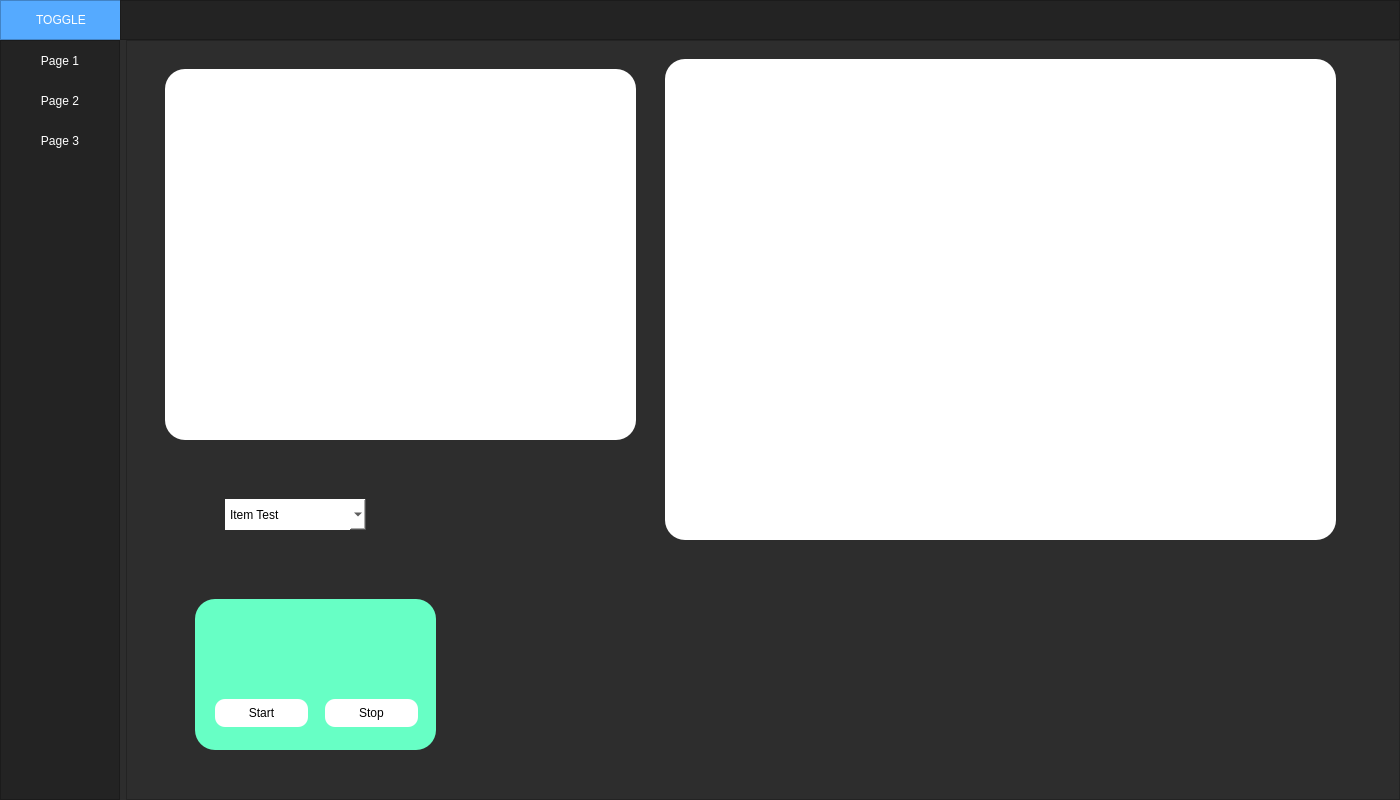
Before: the Qt Designer form ui_main.ui in Valdera/pyQT-RealTimePlotting, drawn with Qt 5.
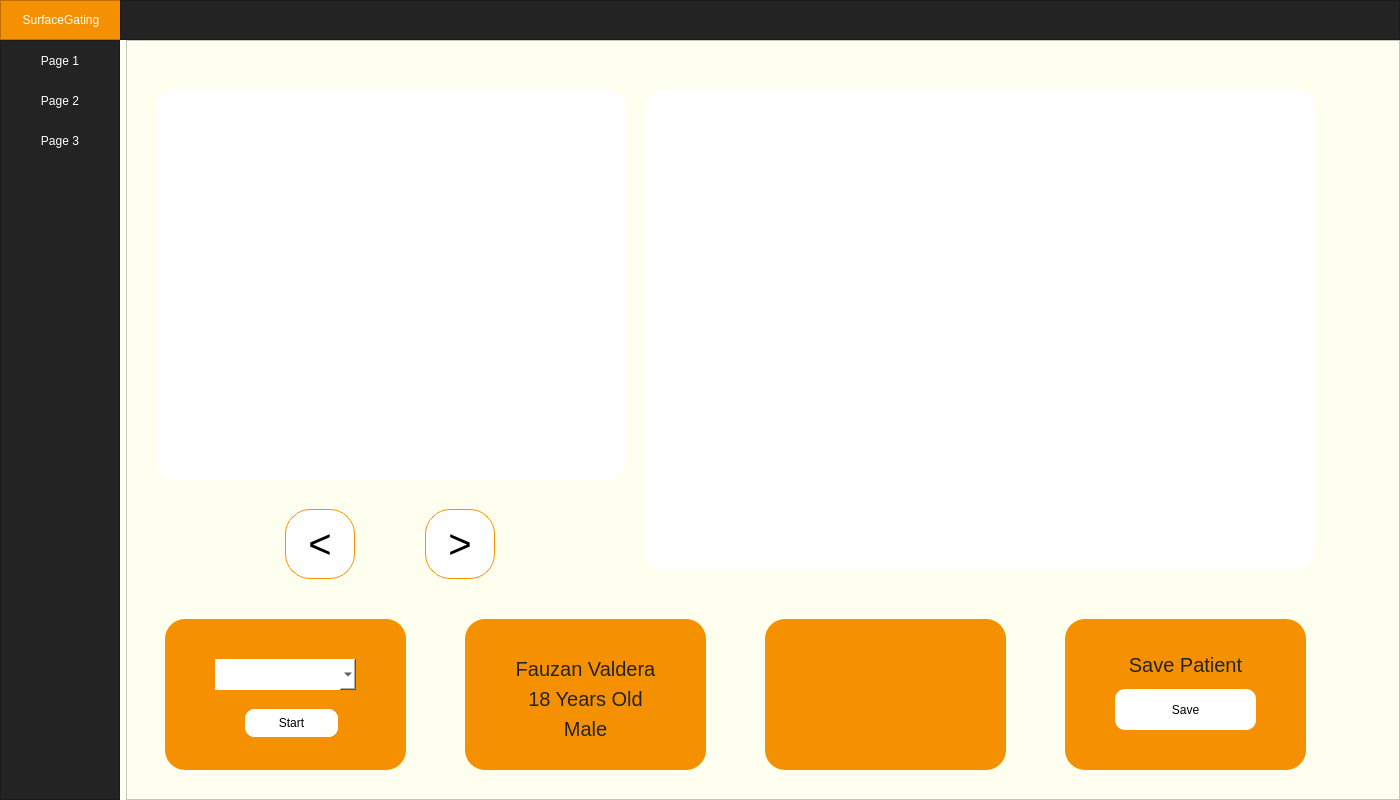
After: the same form once the commit is applied. The open tabs and pages were chosen to show the change.

```diff
--- a/ui_main.ui
+++ b/ui_main.ui
@@ -20,7 +20,7 @@
    <string>MainWindow</string>
   </property>
   <property name="styleSheet">
-   <string notr="true">background-color: rgb(45, 45, 45);</string>
+   <string notr="true">background-color:  #FFFFF0;</string>
   </property>
   <widget class="QWidget" name="centralwidget">
    <layout class="QVBoxLayout" name="verticalLayout">
@@ -87,7 +87,8 @@
           </size>
          </property>
          <property name="styleSheet">
-          <string notr="true">background-color: rgb(85, 170, 255);</string>
+          <string notr="true">background-color: #F59100;
+</string>
          </property>
          <property name="frameShape">
           <enum>QFrame::StyledPanel</enum>
@@ -126,11 +127,11 @@
              </size>
             </property>
             <property name="styleSheet">
-             <string notr="true">color: rgb(255, 255, 255);
+             <string notr="true">color: #fff;
 border: 0px solid;</string>
             </property>
             <property name="text">
-             <string>TOGGLE</string>
+             <string>SurfaceGating</string>
             </property>
            </widget>
           </item>
@@ -194,7 +195,20 @@
             <widget class="QWidget" name="page_1">
              <layout class="QVBoxLayout" name="verticalLayout_7">
               <item>
+               <widget class="QStackedWidget" name="stackedWidgetMain">
+                <property name="currentIndex">
+                 <number>1</number>
+                </property>
+                <widget class="QWidget" name="trackerPage">
                <widget class="QGroupBox" name="groupBox">
+                  <property name="geometry">
+                   <rect>
+                    <x>-20</x>
+                    <y>20</y>
+                    <width>1227</width>
+                    <height>691</height>
+                   </rect>
+                  </property>
                 <property name="autoFillBackground">
                  <bool>false</bool>
                 </property>
@@ -209,7 +223,7 @@
                  <property name="geometry">
                   <rect>
                    <x>520</x>
-                   <y>0</y>
+                     <y>10</y>
                    <width>671</width>
                    <height>481</height>
                   </rect>
@@ -325,37 +339,19 @@
                   <enum>QFrame::Raised</enum>
                  </property>
                 </widget>
-                <widget class="QComboBox" name="comboBox">
+                  <widget class="QFrame" name="frameGraphMini">
                  <property name="geometry">
                   <rect>
-                   <x>80</x>
-                   <y>440</y>
-                   <width>141</width>
-                   <height>31</height>
-                  </rect>
-                 </property>
-                 <property name="styleSheet">
-                  <string notr="true">background-color: rgb(255, 255, 255);
-font: 8pt &quot;Microsoft YaHei UI&quot;;</string>
-                 </property>
-                 <item>
-                  <property name="text">
-                   <string>Item Test</string>
-                  </property>
-                 </item>
-                </widget>
-                <widget class="QFrame" name="frame">
-                 <property name="geometry">
-                  <rect>
-                   <x>20</x>
+                     <x>30</x>
                    <y>10</y>
                    <width>471</width>
-                   <height>371</height>
+                     <height>391</height>
                   </rect>
                  </property>
                  <property name="styleSheet">
                   <string notr="true">border-radius:20;
-background-color: rgb(255, 255, 255);</string>
+background-color: rgb(255, 255, 255);
+</string>
                  </property>
                  <property name="frameShape">
                   <enum>QFrame::StyledPanel</enum>
@@ -367,7 +363,7 @@
                 <widget class="QFrame" name="frame_2">
                  <property name="geometry">
                   <rect>
-                   <x>50</x>
+                     <x>40</x>
                    <y>540</y>
                    <width>241</width>
                    <height>151</height>
@@ -375,7 +371,7 @@
                  </property>
                  <property name="styleSheet">
                   <string notr="true">border-radius: 20;
-background-color: rgb(103, 255, 197);
+background-color: #F59100;
 border: 0;
 </string>
                  </property>
@@ -388,8 +384,8 @@
                  <widget class="QPushButton" name="stopButton">
                   <property name="geometry">
                    <rect>
-                    <x>130</x>
-                    <y>100</y>
+                      <x>80</x>
+                      <y>90</y>
                     <width>93</width>
                     <height>28</height>
                    </rect>
@@ -406,8 +402,8 @@
                  <widget class="QPushButton" name="startButton">
                   <property name="geometry">
                    <rect>
-                    <x>20</x>
-                    <y>100</y>
+                      <x>80</x>
+                      <y>90</y>
                     <width>93</width>
                     <height>28</height>
                    </rect>
@@ -421,6 +417,473 @@
                    <string>Start</string>
                   </property>
                  </widget>
+                   <widget class="QComboBox" name="comboBoxArd">
+                    <property name="geometry">
+                     <rect>
+                      <x>50</x>
+                      <y>40</y>
+                      <width>141</width>
+                      <height>31</height>
+                     </rect>
+                    </property>
+                    <property name="styleSheet">
+                     <string notr="true">background-color: rgb(255, 255, 255);
+font: 8pt &quot;Microsoft YaHei UI&quot;;</string>
+                    </property>
+                   </widget>
+                  </widget>
+                  <widget class="QFrame" name="frame_5">
+                   <property name="geometry">
+                    <rect>
+                     <x>340</x>
+                     <y>540</y>
+                     <width>241</width>
+                     <height>151</height>
+                    </rect>
+                   </property>
+                   <property name="styleSheet">
+                    <string notr="true">border-radius: 20;
+background-color: #F59100;
+border: 0;
+</string>
+                   </property>
+                   <property name="frameShape">
+                    <enum>QFrame::StyledPanel</enum>
+                   </property>
+                   <property name="frameShadow">
+                    <enum>QFrame::Raised</enum>
+                   </property>
+                   <widget class="QLabel" name="label_3">
+                    <property name="geometry">
+                     <rect>
+                      <x>0</x>
+                      <y>40</y>
+                      <width>241</width>
+                      <height>20</height>
+                     </rect>
+                    </property>
+                    <property name="styleSheet">
+                     <string notr="true">font-size: 20px;
+color: rgb(35, 35, 35);</string>
+                    </property>
+                    <property name="text">
+                     <string>Fauzan Valdera</string>
+                    </property>
+                    <property name="alignment">
+                     <set>Qt::AlignCenter</set>
+                    </property>
+                   </widget>
+                   <widget class="QLabel" name="label_4">
+                    <property name="geometry">
+                     <rect>
+                      <x>0</x>
+                      <y>70</y>
+                      <width>241</width>
+                      <height>20</height>
+                     </rect>
+                    </property>
+                    <property name="styleSheet">
+                     <string notr="true">font-size: 20px;
+color: rgb(35, 35, 35);</string>
+                    </property>
+                    <property name="text">
+                     <string>18 Years Old</string>
+                    </property>
+                    <property name="alignment">
+                     <set>Qt::AlignCenter</set>
+                    </property>
+                   </widget>
+                   <widget class="QLabel" name="label_5">
+                    <property name="geometry">
+                     <rect>
+                      <x>0</x>
+                      <y>100</y>
+                      <width>241</width>
+                      <height>20</height>
+                     </rect>
+                    </property>
+                    <property name="styleSheet">
+                     <string notr="true">font-size: 20px;
+color: rgb(35, 35, 35);</string>
+                    </property>
+                    <property name="text">
+                     <string>Male</string>
+                    </property>
+                    <property name="alignment">
+                     <set>Qt::AlignCenter</set>
+                    </property>
+                   </widget>
+                  </widget>
+                  <widget class="QFrame" name="frame_6">
+                   <property name="geometry">
+                    <rect>
+                     <x>640</x>
+                     <y>540</y>
+                     <width>241</width>
+                     <height>151</height>
+                    </rect>
+                   </property>
+                   <property name="styleSheet">
+                    <string notr="true">border-radius: 20;
+background-color: #F59100;
+border: 0;
+</string>
+                   </property>
+                   <property name="frameShape">
+                    <enum>QFrame::StyledPanel</enum>
+                   </property>
+                   <property name="frameShadow">
+                    <enum>QFrame::Raised</enum>
+                   </property>
+                  </widget>
+                  <widget class="QFrame" name="frame_7">
+                   <property name="geometry">
+                    <rect>
+                     <x>940</x>
+                     <y>540</y>
+                     <width>241</width>
+                     <height>151</height>
+                    </rect>
+                   </property>
+                   <property name="styleSheet">
+                    <string notr="true">border-radius: 20;
+background-color: #F59100;
+border: 0;
+</string>
+                   </property>
+                   <property name="frameShape">
+                    <enum>QFrame::StyledPanel</enum>
+                   </property>
+                   <property name="frameShadow">
+                    <enum>QFrame::Raised</enum>
+                   </property>
+                   <widget class="QLabel" name="label_6">
+                    <property name="geometry">
+                     <rect>
+                      <x>0</x>
+                      <y>30</y>
+                      <width>241</width>
+                      <height>31</height>
+                     </rect>
+                    </property>
+                    <property name="styleSheet">
+                     <string notr="true">font-size: 20px;
+color: rgb(35, 35, 35);</string>
+                    </property>
+                    <property name="text">
+                     <string>Save Patient</string>
+                    </property>
+                    <property name="alignment">
+                     <set>Qt::AlignCenter</set>
+                    </property>
+                   </widget>
+                   <widget class="QPushButton" name="pushButton_2">
+                    <property name="geometry">
+                     <rect>
+                      <x>50</x>
+                      <y>70</y>
+                      <width>141</width>
+                      <height>41</height>
+                     </rect>
+                    </property>
+                    <property name="styleSheet">
+                     <string notr="true">background-color: rgb(255, 255, 255);
+border-radius: 10;
+</string>
+                    </property>
+                    <property name="text">
+                     <string>Save</string>
+                    </property>
+                   </widget>
+                  </widget>
+                  <widget class="QPushButton" name="pushButton">
+                   <property name="geometry">
+                    <rect>
+                     <x>300</x>
+                     <y>430</y>
+                     <width>70</width>
+                     <height>70</height>
+                    </rect>
+                   </property>
+                   <property name="minimumSize">
+                    <size>
+                     <width>70</width>
+                     <height>70</height>
+                    </size>
+                   </property>
+                   <property name="maximumSize">
+                    <size>
+                     <width>70</width>
+                     <height>70</height>
+                    </size>
+                   </property>
+                   <property name="styleSheet">
+                    <string notr="true">background-color: #fff;
+border-radius: 25;
+border: 1px solid #F59100;
+font-size: 40px;
+</string>
+                   </property>
+                   <property name="text">
+                    <string>&gt;</string>
+                   </property>
+                  </widget>
+                  <widget class="QPushButton" name="pushButton_3">
+                   <property name="geometry">
+                    <rect>
+                     <x>160</x>
+                     <y>430</y>
+                     <width>70</width>
+                     <height>70</height>
+                    </rect>
+                   </property>
+                   <property name="minimumSize">
+                    <size>
+                     <width>70</width>
+                     <height>70</height>
+                    </size>
+                   </property>
+                   <property name="maximumSize">
+                    <size>
+                     <width>70</width>
+                     <height>70</height>
+                    </size>
+                   </property>
+                   <property name="styleSheet">
+                    <string notr="true">background-color: #fff;
+border-radius: 25;
+border: 1px solid #F59100;
+font-size: 40px;
+</string>
+                   </property>
+                   <property name="text">
+                    <string>&lt;</string>
+                   </property>
+                  </widget>
+                 </widget>
+                </widget>
+                <widget class="QWidget" name="createPage">
+                 <widget class="QGroupBox" name="groupBox_3">
+                  <property name="geometry">
+                   <rect>
+                    <x>-1</x>
+                    <y>-1</y>
+                    <width>1221</width>
+                    <height>711</height>
+                   </rect>
+                  </property>
+                  <property name="title">
+                   <string>GroupBox</string>
+                  </property>
+                  <widget class="QFrame" name="frame_3">
+                   <property name="geometry">
+                    <rect>
+                     <x>350</x>
+                     <y>50</y>
+                     <width>491</width>
+                     <height>611</height>
+                    </rect>
+                   </property>
+                   <property name="styleSheet">
+                    <string notr="true">background-color: orange;
+border-radius: 20px;</string>
+                   </property>
+                   <property name="frameShape">
+                    <enum>QFrame::StyledPanel</enum>
+                   </property>
+                   <property name="frameShadow">
+                    <enum>QFrame::Raised</enum>
+                   </property>
+                   <widget class="QLabel" name="label_2">
+                    <property name="geometry">
+                     <rect>
+                      <x>10</x>
+                      <y>30</y>
+                      <width>471</width>
+                      <height>51</height>
+                     </rect>
+                    </property>
+                    <property name="styleSheet">
+                     <string notr="true">font-size: 40px; color: white;</string>
+                    </property>
+                    <property name="text">
+                     <string>CREATE PATIENT</string>
+                    </property>
+                    <property name="alignment">
+                     <set>Qt::AlignCenter</set>
+                    </property>
+                   </widget>
+                   <widget class="QLineEdit" name="lineEdit">
+                    <property name="geometry">
+                     <rect>
+                      <x>80</x>
+                      <y>150</y>
+                      <width>341</width>
+                      <height>41</height>
+                     </rect>
+                    </property>
+                    <property name="styleSheet">
+                     <string notr="true">background-color: #fff;
+padding: 5px 10px;
+</string>
+                    </property>
+                    <property name="text">
+                     <string/>
+                    </property>
+                   </widget>
+                   <widget class="QLabel" name="label_7">
+                    <property name="geometry">
+                     <rect>
+                      <x>10</x>
+                      <y>110</y>
+                      <width>471</width>
+                      <height>31</height>
+                     </rect>
+                    </property>
+                    <property name="styleSheet">
+                     <string notr="true">font-size: 22px;</string>
+                    </property>
+                    <property name="text">
+                     <string>Patient ID</string>
+                    </property>
+                    <property name="alignment">
+                     <set>Qt::AlignCenter</set>
+                    </property>
+                   </widget>
+                   <widget class="QLabel" name="label_8">
+                    <property name="geometry">
+                     <rect>
+                      <x>10</x>
+                      <y>210</y>
+                      <width>471</width>
+                      <height>31</height>
+                     </rect>
+                    </property>
+                    <property name="styleSheet">
+                     <string notr="true">font-size: 22px;</string>
+                    </property>
+                    <property name="text">
+                     <string>Patient Name</string>
+                    </property>
+                    <property name="alignment">
+                     <set>Qt::AlignCenter</set>
+                    </property>
+                   </widget>
+                   <widget class="QLineEdit" name="lineEdit_2">
+                    <property name="geometry">
+                     <rect>
+                      <x>80</x>
+                      <y>250</y>
+                      <width>341</width>
+                      <height>41</height>
+                     </rect>
+                    </property>
+                    <property name="styleSheet">
+                     <string notr="true">background-color: #fff;
+padding: 5px 10px;
+</string>
+                    </property>
+                    <property name="text">
+                     <string/>
+                    </property>
+                   </widget>
+                   <widget class="QLabel" name="label_9">
+                    <property name="geometry">
+                     <rect>
+                      <x>10</x>
+                      <y>310</y>
+                      <width>471</width>
+                      <height>31</height>
+                     </rect>
+                    </property>
+                    <property name="styleSheet">
+                     <string notr="true">font-size: 22px;</string>
+                    </property>
+                    <property name="text">
+                     <string>Patient Age</string>
+                    </property>
+                    <property name="alignment">
+                     <set>Qt::AlignCenter</set>
+                    </property>
+                   </widget>
+                   <widget class="QLineEdit" name="lineEdit_3">
+                    <property name="geometry">
+                     <rect>
+                      <x>80</x>
+                      <y>350</y>
+                      <width>341</width>
+                      <height>41</height>
+                     </rect>
+                    </property>
+                    <property name="styleSheet">
+                     <string notr="true">background-color: #fff;
+padding: 5px 10px;
+</string>
+                    </property>
+                    <property name="text">
+                     <string/>
+                    </property>
+                   </widget>
+                   <widget class="QLabel" name="label_10">
+                    <property name="geometry">
+                     <rect>
+                      <x>10</x>
+                      <y>410</y>
+                      <width>471</width>
+                      <height>31</height>
+                     </rect>
+                    </property>
+                    <property name="styleSheet">
+                     <string notr="true">font-size: 22px;</string>
+                    </property>
+                    <property name="text">
+                     <string>Patient Gender</string>
+                    </property>
+                    <property name="alignment">
+                     <set>Qt::AlignCenter</set>
+                    </property>
+                   </widget>
+                   <widget class="QComboBox" name="comboBox_2">
+                    <property name="geometry">
+                     <rect>
+                      <x>170</x>
+                      <y>450</y>
+                      <width>161</width>
+                      <height>31</height>
+                     </rect>
+                    </property>
+                    <property name="styleSheet">
+                     <string notr="true">background-color: white;</string>
+                    </property>
+                    <item>
+                     <property name="text">
+                      <string>Male</string>
+                     </property>
+                    </item>
+                    <item>
+                     <property name="text">
+                      <string>Female</string>
+                     </property>
+                    </item>
+                   </widget>
+                   <widget class="QPushButton" name="pushButton_4">
+                    <property name="geometry">
+                     <rect>
+                      <x>150</x>
+                      <y>530</y>
+                      <width>201</width>
+                      <height>41</height>
+                     </rect>
+                    </property>
+                    <property name="styleSheet">
+                     <string notr="true">background-color: white</string>
+                    </property>
+                    <property name="text">
+                     <string>Create</string>
+                    </property>
+                   </widget>
+                  </widget>
+                 </widget>
                 </widget>
                </widget>
               </item>
```
Left out of the diff: 34 changed lines with no effect on the pictures. Lines whose indentation alone changed are shown as unchanged.
